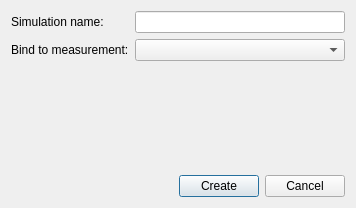
First picture: the form in ui_files/ui_new_simulation.ui, repository JYU-IBA/potku, before the edit.
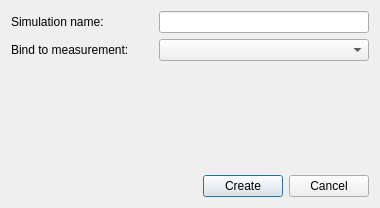
Second picture: the form after the edit.

Commit message: Added functionality when "Create" button is pressed in ProjectNewDialog.

What changed in the file:
```diff
--- a/ui_files/ui_new_simulation.ui
+++ b/ui_files/ui_new_simulation.ui
@@ -6,7 +6,7 @@
    <rect>
     <x>0</x>
     <y>0</y>
-    <width>350</width>
+    <width>380</width>
     <height>208</height>
    </rect>
   </property>
```
Left out of the diff: 14 changed lines with no effect on the pictures. The commit also changes 2 other files.
